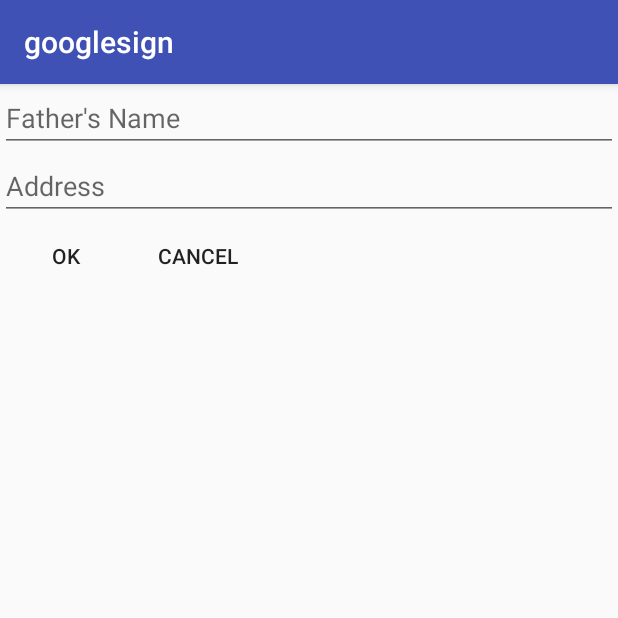
After one commit to imranayyub/Moovlee, an Android app: the fragment dialogFragment shown on its own in the app's theme, on a phone screen of 412 x 824 dp, the top half of it. The commit adds this screen. Run offline under Robolectric (Android 15) with nearby library versions, the phone set to English and light mode, and no system bars; 2 statements that could not run were skipped.

Commit message:
done with integrating dialog fragment in app to take more info from user and display it and all storing it in database

```diff
--- /dev/null
+++ b/app/src/main/java/com/example/im/googlesign/dialogFragment.java
@@ -0,0 +1,102 @@
+package com.example.im.googlesign;
+
+import android.app.DialogFragment;
+import android.os.Bundle;
+import android.text.Editable;
+import android.view.LayoutInflater;
+import android.view.View;
+import android.view.ViewGroup;
+import android.widget.Button;
+import android.widget.EditText;
+import android.widget.Toast;
+
+
+/**
+ * Created by Im on 14-11-2017.
+ */
+
+public class dialogFragment extends DialogFragment implements View.OnClickListener ,android.text.TextWatcher {
+    Button ok, cancel;
+    EditText fName, address;
+    private String fnames;
+    private String useraddress;
+
+    @Override
+    public View onCreateView(LayoutInflater inflater, ViewGroup container, Bundle savedInstanceState) {
+        View rootView = inflater.inflate(R.layout.dialogfragment, container, false);
+        ok = (Button) rootView.findViewById(R.id.ok);
+        cancel = (Button) rootView.findViewById(R.id.cancel);
+        fName = (EditText) rootView.findViewById(R.id.fName);
+        address = (EditText) rootView.findViewById(R.id.address);
+
+        ok.setOnClickListener(this);
+        cancel.setOnClickListener(this);
+        fName.addTextChangedListener(this);
+        address.addTextChangedListener(this);
+        getDialog().setTitle("Enter Some More Info.");
+        getDialog().setCancelable(false);
+        return rootView;
+    }
+
+    @Override
+    public void onClick(View view) {
+
+
+        int id = view.getId();
+        switch (id) {
+            case R.id.ok: {
+
+                fnames = fName.getText().toString();
+
+                useraddress = address.getText().toString();
+//                validate(fnames);
+//                validate(useraddress);
+
+//               MainActivity.showtext(fatherName,userAdress);
+                Toast.makeText(getActivity(), "Ok button is Clicked", Toast.LENGTH_SHORT).show();
+                MainActivity callingActivity = (MainActivity) getActivity();
+                callingActivity.showtext(fName.getText().toString(), address.getText().toString());
+//                setfname(fName.getText().toString());
+//                setaddress(address.getText().toString());
+                ((EditText) fName.findViewById(R.id.fName)).setText("");
+                ((EditText) address.findViewById(R.id.address)).setText("");
+                dismiss();
+
+                break;
+            }
+            case R.id.cancel: {
+                Toast.makeText(getActivity(), "Cancel button is Pressed", Toast.LENGTH_SHORT).show();
+                ((EditText) fName.findViewById(R.id.fName)).setText("");
+                ((EditText) address.findViewById(R.id.address)).setText("");
+                dismiss();
+                break;
+            }
+        }
+
+    }
+
+    @Override
+    public void beforeTextChanged(CharSequence charSequence, int i, int i1, int i2) {
+
+    }
+
+    @Override
+    public void onTextChanged(CharSequence charSequence, int i, int i1, int i2) {
+
+    }
+
+    @Override
+    public void afterTextChanged(Editable s) {
+        fnames = fName.getText().toString();
+        useraddress = address.getText().toString();
+        if (fnames.isEmpty()) {
+            fName.setError("Please enter Name");
+            ok.setEnabled(false);
+        } else if (useraddress.isEmpty()) {
+            address.setError("Please enter Address");
+            ok.setEnabled(false);
+        } else
+            ok.setEnabled(true);
+// validation code goes here
+    }
+}
--- /dev/null
+++ b/app/src/main/res/layout/dialogfragment.xml
@@ -0,0 +1,39 @@
+<?xml version="1.0" encoding="utf-8"?>
+<LinearLayout xmlns:android="http://schemas.android.com/apk/res/android"
+    android:layout_width="match_parent"
+    android:layout_height="match_parent"
+    android:orientation="vertical"
+    android:id="@+id/dialogFragment">
+<EditText
+    android:layout_width="match_parent"
+    android:layout_height="wrap_content"
+    android:hint="Father's Name"
+    android:id="@+id/fName"
+    android:singleLine="true"
+    android:text=""
+    />
+    <EditText
+        android:layout_width="match_parent"
+        android:layout_height="wrap_content"
+        android:hint="Address"
+        android:id="@+id/address"
+        android:singleLine="true"
+        />
+    <LinearLayout
+        android:layout_width="wrap_content"
+        android:layout_height="wrap_content">
+    <Button
+        android:layout_width="wrap_content"
+        android:layout_height="wrap_content"
+        android:text="Ok"
+        android:id="@+id/ok"
+        android:background="#0000"
+        />
+    <Button
+        android:layout_width="wrap_content"
+        android:layout_height="wrap_content"
+        android:text="Cancel"
+        android:id="@+id/cancel"
+        android:background="#0000"/>
+    </LinearLayout>
+</LinearLayout>
```
Also changed, not shown: app/src/main/java/com/example/im/googlesign/Contact.java (+17 -2 lines), app/src/main/java/com/example/im/googlesign/Databasehelper.java (+24 -3 lines), app/src/main/java/com/example/im/googlesign/MainActivity.java (+57 -8 lines), app/src/main/res/layout/activity_main.xml (+19 -0 lines).
